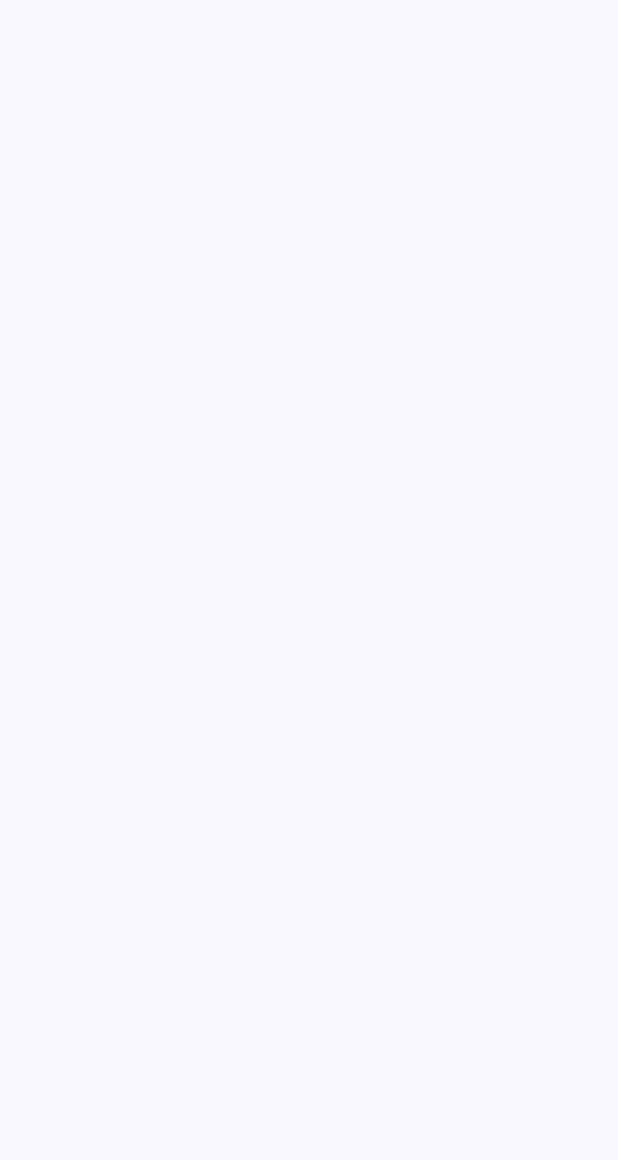
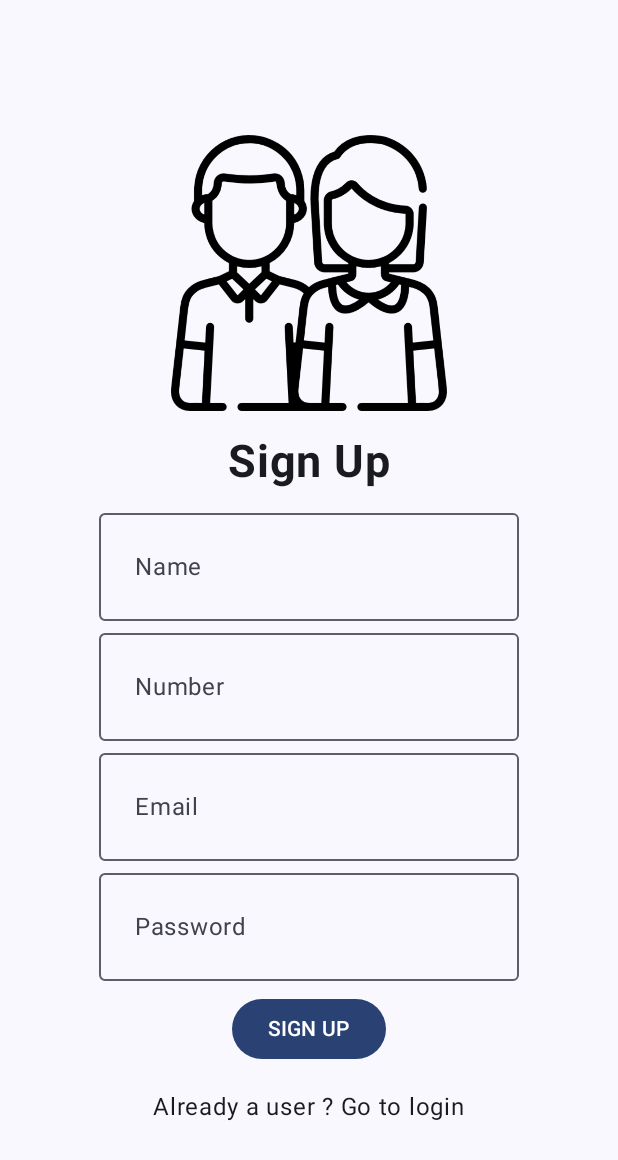
Before and after one commit to Darkeye14/Kodava-Matrimony, an Android app built with Jetpack Compose: the screen it shows after launch (MainActivity), on a phone screen of 412 x 824 dp. Before the commit the part shown is empty. Shown: the top 1160 px of the screen. Run offline under Robolectric (Android 15) with nearby library versions, the phone set to English and light mode, and no system bars; our stand-ins replace Dagger/Hilt's generated code.

Commit message:
Initial commit

```diff
--- a/app/src/main/AndroidManifest.xml
+++ b/app/src/main/AndroidManifest.xml
@@ -4,7 +4,7 @@
     <uses-permission android:name="android.permission.INTERNET"/>
 
     <application
-        android:name=".di.LCApplication"
+        android:name=".KmApplication"
         android:allowBackup="true"
         android:dataExtractionRules="@xml/data_extraction_rules"
         android:fullBackupContent="@xml/backup_rules"
--- a/app/src/main/java/com/example/kodavamatrimony/di/LCApplication.kt
+++ b/app/src/main/java/com/example/kodavamatrimony/KmApplication.kt
@@ -1,8 +1,7 @@
-package com.example.kodavamatrimony.di
+package com.example.kodavamatrimony
 
 import android.app.Application
 import dagger.hilt.android.HiltAndroidApp
 
 @HiltAndroidApp
-class LCApplication : Application() {
-}
+class KmApplication : Application()
--- a/app/src/main/java/com/example/kodavamatrimony/KodavaMatrimonyApp.kt
+++ /dev/null
@@ -1,5 +0,0 @@
-package com.example.kodavamatrimony
-
-import android.app.Application
-
-class KodavaMatrimonyApp : Application()
--- a/app/src/main/java/com/example/kodavamatrimony/MainActivity.kt
+++ b/app/src/main/java/com/example/kodavamatrimony/MainActivity.kt
@@ -7,8 +7,11 @@ import androidx.compose.foundation.layout.fillMaxSize
 import androidx.compose.material3.MaterialTheme
 import androidx.compose.material3.Surface
 import androidx.compose.ui.Modifier
+import com.example.kodavamatrimony.ui.Navigation.KmNavigation
 import com.example.kodavamatrimony.ui.theme.KodavaMatrimonyTheme
 import dagger.hilt.android.AndroidEntryPoint
+
+
 
 @AndroidEntryPoint
 class MainActivity : ComponentActivity() {
@@ -21,7 +24,7 @@ class MainActivity : ComponentActivity() {
                     modifier = Modifier.fillMaxSize(),
                     color = MaterialTheme.colorScheme.background
                 ) {
-
+                    KmNavigation()
                 }
             }
         }
--- /dev/null
+++ b/app/src/main/java/com/example/kodavamatrimony/ui/KmViewModel.kt
@@ -0,0 +1,11 @@
+package com.example.kodavamatrimony.ui
+
+import androidx.lifecycle.ViewModel
+import dagger.hilt.android.lifecycle.HiltViewModel
+import javax.inject.Inject
+
+@HiltViewModel
+class KmViewModel @Inject constructor() : ViewModel() {
+
+
+}
--- /dev/null
+++ b/app/src/main/java/com/example/kodavamatrimony/ui/Navigation/DestinationScreen.kt
@@ -0,0 +1,16 @@
+package com.example.kodavamatrimony.ui.Navigation
+
+sealed class DestinationScreen(var route : String) {
+    data object SignUp:DestinationScreen("signup")
+    data object Login:DestinationScreen("login")
+    data object HomeScreen:DestinationScreen("homeScreen")
+    data object SearchScreen:DestinationScreen("searchScreen")
+    data object CreateProfileScreen:DestinationScreen("createProfileScreen")
+    data object SingleProfileScreen:DestinationScreen("singleProfileScreen/{profileId}"){
+       fun createRoute(id : String) = "singleProfileScreen/$id"
+    }
+    data object PhotoViewScreen:DestinationScreen("photoViewScreen/{profileId}"){
+        fun createRoute(id : String) = "singleProfileScreen/$id"
+    }
+
+}
--- /dev/null
+++ b/app/src/main/java/com/example/kodavamatrimony/ui/Navigation/KmNavigation.kt
@@ -0,0 +1,27 @@
+package com.example.kodavamatrimony.ui.Navigation
+
+import androidx.compose.runtime.Composable
+import androidx.hilt.navigation.compose.hiltViewModel
+import androidx.navigation.compose.NavHost
+import androidx.navigation.compose.rememberNavController
+import androidx.navigation.compose.composable
+import com.example.kodavamatrimony.ui.KmViewModel
+import com.example.kodavamatrimony.ui.Screens.LoginScreen
+import com.example.kodavamatrimony.ui.Screens.SignUpScreen
+
+@Composable
+fun KmNavigation() {
+    val navController = rememberNavController()
+    var viewModel = hiltViewModel<KmViewModel>()
+    NavHost(
+        navController = navController,
+        startDestination = DestinationScreen.SignUp.route
+    ){
+        composable(DestinationScreen.SignUp.route){
+            SignUpScreen(navController,viewModel)
+        }
+        composable(DestinationScreen.Login.route){
+            LoginScreen()
+        }
+    }
+}
--- a/app/src/main/java/com/example/kodavamatrimony/ui/Screens/ProfileScreen.kt
+++ b/app/src/main/java/com/example/kodavamatrimony/ui/Screens/PhotoViewScreen.kt
@@ -3,6 +3,6 @@ package com.example.kodavamatrimony.ui.Screens
 import androidx.compose.runtime.Composable
 
 @Composable
-fun ProfileScreen() {
+fun PhotoViewScreen() {
 
 }
--- a/app/src/main/java/com/example/kodavamatrimony/ui/Screens/SignupScreen.kt
+++ b/app/src/main/java/com/example/kodavamatrimony/ui/Screens/SignupScreen.kt
@@ -1,8 +1,144 @@
 package com.example.kodavamatrimony.ui.Screens
 
+import androidx.compose.foundation.Image
+import androidx.compose.foundation.clickable
+import androidx.compose.foundation.layout.Box
+import androidx.compose.foundation.layout.Column
+import androidx.compose.foundation.layout.fillMaxSize
+import androidx.compose.foundation.layout.padding
+import androidx.compose.foundation.layout.width
+import androidx.compose.foundation.layout.wrapContentHeight
+import androidx.compose.foundation.rememberScrollState
+import androidx.compose.foundation.verticalScroll
+import androidx.compose.material3.Button
+import androidx.compose.material3.MaterialTheme
+import androidx.compose.material3.OutlinedTextField
+import androidx.compose.material3.Text
 import androidx.compose.runtime.Composable
+import androidx.compose.runtime.mutableStateOf
+import androidx.compose.runtime.remember
+import androidx.compose.ui.Alignment
+import androidx.compose.ui.Modifier
+import androidx.compose.ui.platform.LocalFocusManager
+import androidx.compose.ui.res.painterResource
+import androidx.compose.ui.text.font.FontFamily
+import androidx.compose.ui.text.font.FontWeight
+import androidx.compose.ui.text.input.TextFieldValue
+import androidx.compose.ui.unit.dp
+import androidx.compose.ui.unit.sp
+import androidx.navigation.NavController
+import com.example.kodavamatrimony.R
+import com.example.kodavamatrimony.ui.KmViewModel
+import com.example.kodavamatrimony.ui.Navigation.DestinationScreen
+import com.example.kodavamatrimony.ui.Utility.navigateTo
 
 @Composable
-fun SignUpScreen() {
+fun SignUpScreen(navController: NavController ,
+                 viewModel: KmViewModel
+) {
+    Box(
+        modifier = Modifier
+            .fillMaxSize()
+    ){
+        Column(
+            modifier = Modifier
+                .fillMaxSize()
+                .wrapContentHeight()
+                .verticalScroll(rememberScrollState()),
+            horizontalAlignment = Alignment.CenterHorizontally
+        ){
+            val nameState = remember {
+                mutableStateOf(TextFieldValue())
+            }
+            val emailState = remember {
+                mutableStateOf(TextFieldValue())
+            }
+            val numberState = remember {
+                mutableStateOf(TextFieldValue())
+            }
+            val passwordState = remember {
+                mutableStateOf(TextFieldValue())
+            }
+            val focus = LocalFocusManager.current
+            Image(painter = painterResource(id = R.drawable.parents),
+                contentDescription = "signIn",
+                modifier = Modifier
+                    .width(200.dp)
+                    .padding(top = 16.dp)
+                    .padding(8.dp)
+            )
 
+            Text(text = "Sign Up",
+                fontSize = 30.sp,
+                fontFamily = FontFamily.SansSerif,
+                fontWeight = FontWeight.Bold,
+                modifier = Modifier.padding(8.dp)
+            )
+            OutlinedTextField(
+                value = nameState.value,
+                onValueChange ={
+                    nameState.value = it
+                },
+                label = {
+                    Text(text = "Name",
+                        modifier = Modifier
+                            .padding(8.dp)
+                    )
+                }
+            )
+            OutlinedTextField(
+                value = numberState.value,
+                onValueChange ={
+                    numberState.value = it
+                },
+                label = {
+                    Text(text = "Number",
+                        modifier = Modifier
+                            .padding(8.dp)
+                    )
+                }
+            )
+            OutlinedTextField(
+                value = emailState.value,
+                onValueChange ={
+                    emailState.value = it
+                },
+                label = {
+                    Text(text = "Email",
+                        modifier = Modifier
+                            .padding(8.dp)
+                    )
+                }
+            )
+            OutlinedTextField(
+                value = passwordState.value,
+                onValueChange ={
+                    passwordState.value = it
+                },
+                label = {
+                    Text(text = "Password",
+                        modifier = Modifier
+                            .padding(8.dp)
+                    )
+                }
+            )
+            Button(
+                onClick = { /*TODO*/ },
+                modifier = Modifier
+                    .padding(8.dp)
+            ) {
+                Text(text = "SIGN UP")
+            }
+            Text(
+                text = "Already a user ? Go to login",
+                color = MaterialTheme.colorScheme.onBackground,
+                modifier = Modifier
+                    .padding(8.dp)
+                    .clickable {
+                        navigateTo(navController,DestinationScreen.Login.route)
+                    }
+            )
+
+        }
+    }
 }
```
Also changed, not shown: app/build.gradle.kts (+14 -6 lines), app/src/main/java/com/example/kodavamatrimony/di/MatrimonyModule.kt (+10 -10 lines), app/src/main/java/com/example/kodavamatrimony/ui/MatrimonyViewModel.kt (deleted, +0 -8 lines), app/src/main/java/com/example/kodavamatrimony/ui/Screens/SingleProfileScreen.kt (added, +8 -0 lines), app/src/main/java/com/example/kodavamatrimony/ui/Utility/util.kt (added, +13 -0 lines), build.gradle.kts (+3 -8 lines), app/src/main/res/drawable/parents.png (added).
